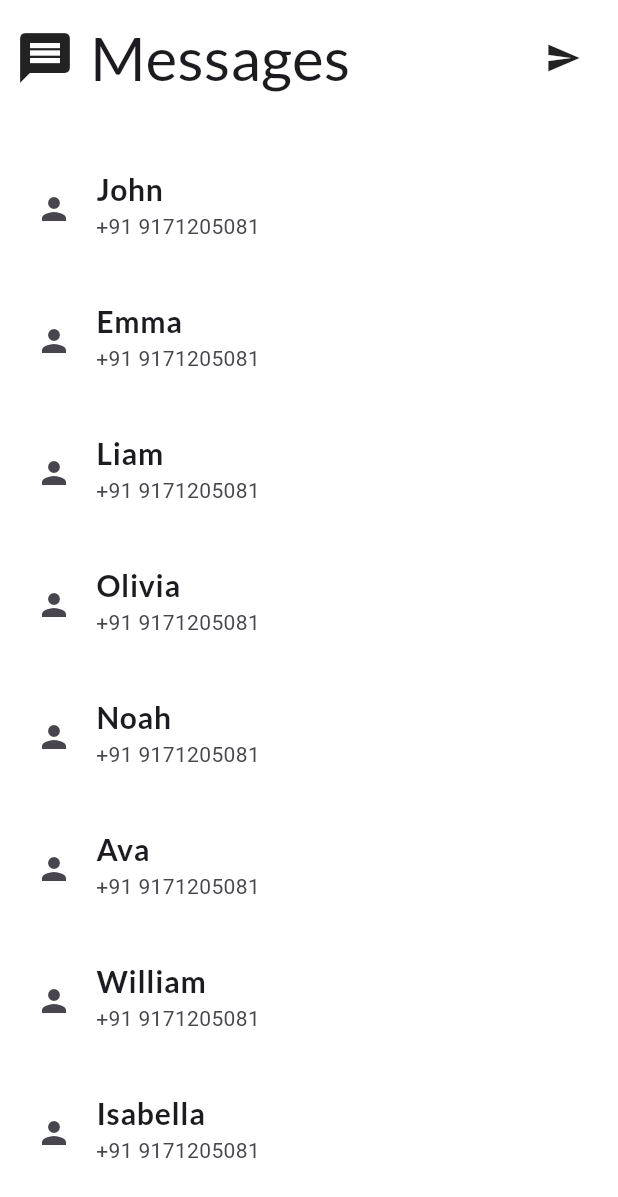
After one commit to shobhitmh/flutter_advance_widgets, a Flutter app: the screen it shows after launch, after a tap on "Slidable Widgets", on a phone screen of 412 x 824 dp. The commit adds this screen. Shown: the top 1197 px of the screen. Run offline on Flutter 3.47's test engine with Material 3 defaults, Android fonts, the phone set to English and light mode, and no system bars; drawn by our look-alikes of flutter_slidable; our stand-ins replace avatar_glow, google_fonts, liquid_pull_to_refresh, percent_indicator, smooth_page_indicator; missing offline and left inert: flutter_carousel_slider.

Commit message:
New Widget addet

```diff
--- a/lib/main.dart
+++ b/lib/main.dart
@@ -5,6 +5,7 @@ import 'package:flutter_fancy_widgets_ui/widgets/homepage.dart';
 import 'package:flutter_fancy_widgets_ui/widgets/liquidpullrefresh.dart';
 import 'package:flutter_fancy_widgets_ui/widgets/pageindicator.dart';
 import 'package:flutter_fancy_widgets_ui/widgets/percenyindicator.dart';
+import 'package:flutter_fancy_widgets_ui/widgets/slidable_widget.dart';
 
 void main() {
   runApp(const Myapp());
@@ -22,6 +23,7 @@ class Myapp extends StatelessWidget {
         '/percentindi': (context) => perdentindi(),
         '/cubeswipe': (context) => cubeswipe(),
         '/pageindi': (context) => pageindi(),
+        '/Myslidedwid': (context) => Myslidedwid(),
       },
       debugShowCheckedModeBanner: false,
       title: 'fancy flutter widgets UI Learning',
--- /dev/null
+++ b/lib/utilites/Mylisttikle.dart
@@ -0,0 +1,21 @@
+import 'package:flutter/material.dart';
+import 'package:flutter_fancy_widgets_ui/utilites/data.dart';
+
+class Mylisttile extends StatelessWidget {
+  const Mylisttile({super.key});
+
+  @override
+  Widget build(BuildContext context) {
+    return ListView.builder(
+      itemCount: names.length,
+      itemBuilder: (context, index) {
+        return ListTile(
+          title: Text(
+            names[index],
+          ),
+          tileColor: Colors.blue,
+        );
+      },
+    );
+  }
+}
--- /dev/null
+++ b/lib/utilites/data.dart
@@ -0,0 +1,22 @@
+List<String> names = [
+  'John',
+  'Emma',
+  'Liam',
+  'Olivia',
+  'Noah',
+  'Ava',
+  'William',
+  'Isabella',
+  'James',
+  'Sophia',
+  'Benjamin',
+  'Mia',
+  'Lucas',
+  'Charlotte',
+  'Alexander',
+  'Amelia',
+  'Henry',
+  'Harper',
+  'Ethan',
+  'Evelyn'
+];
--- a/lib/widgets/homepage.dart
+++ b/lib/widgets/homepage.dart
@@ -109,6 +109,26 @@ class homepahe extends StatelessWidget {
                               MaterialStateProperty.all(Colors.amber),
                         )),
                   ],
+                ),
+                SizedBox(
+                  height: 20,
+                ),
+                Row(
+                  mainAxisAlignment: MainAxisAlignment.center,
+                  children: [
+                    TextButton(
+                        onPressed: () {
+                          Navigator.pushNamed(context, '/Myslidedwid');
+                        },
+                        child: Text(
+                          'Slidable Widgets',
+                          style: TextStyle(color: Colors.black),
+                        ),
+                        style: ButtonStyle(
+                          backgroundColor:
+                              MaterialStateProperty.all(Colors.amber),
+                        )),
+                  ],
                 )
               ],
             ),
--- /dev/null
+++ b/lib/widgets/slidable_widget.dart
@@ -0,0 +1,105 @@
+import 'package:flutter/cupertino.dart';
+import 'package:flutter/material.dart';
+import 'package:flutter/widgets.dart';
+import 'package:flutter_fancy_widgets_ui/utilites/Mylisttikle.dart';
+import 'package:flutter_fancy_widgets_ui/utilites/data.dart';
+import 'package:flutter_slidable/flutter_slidable.dart';
+import 'package:google_fonts/google_fonts.dart';
+
+class Myslidedwid extends StatefulWidget {
+  const Myslidedwid({super.key});
+
+  @override
+  State<Myslidedwid> createState() => _MyslidedwidState();
+}
+
+class _MyslidedwidState extends State<Myslidedwid> {
+  @override
+  Widget build(BuildContext context) {
+    return Scaffold(
+      backgroundColor: Colors.white,
+      body: SafeArea(
+        child: Column(
+          children: [
+            Padding(
+              padding: const EdgeInsets.only(top: 10.0, left: 10),
+              child: Row(
+                mainAxisAlignment: MainAxisAlignment.start,
+                children: [
+                  Icon(
+                    Icons.message,
+                    size: 40,
+                  ),
+                  SizedBox(
+                    width: 10,
+                  ),
+                  Text(
+                    "Messages",
+                    style: GoogleFonts.lato(textStyle: TextStyle(fontSize: 40)),
+                  ),
+                  SizedBox(
+                    width: 130,
+                  ),
+                  Icon(Icons.send),
+                ],
+              ),
+            ),
+            SizedBox(
+              height: 20,
+            ),
+            Expanded(
+              child: Padding(
+                padding: const EdgeInsets.all(8.0),
+                child: ListView.builder(
+                  itemCount: names.length,
+                  itemBuilder: (context, index) {
+                    return Slidable(
+                      startActionPane: ActionPane(
+                        motion: StretchMotion(),
+                        children: [
+                          SlidableAction(
+                            onPressed: (context) {},
+                            backgroundColor: Colors.green,
+                            icon: Icons.call,
+                          ),
+                          SlidableAction(
+                            onPressed: (context) {},
+                            backgroundColor: Colors.blue,
+                            icon: Icons.message_rounded,
+                          )
+                        ],
+                      ),
+                      endActionPane: ActionPane(
+                        motion: StretchMotion(),
+                        children: [
+                          SlidableAction(
+                              onPressed: (context) {},
+                              backgroundColor: Colors.red,
+                              icon: Icons.delete)
+                        ],
+                      ),
+                      child: Padding(
+                        padding: const EdgeInsets.symmetric(vertical: 8.0),
+                        child: ListTile(
+                          leading: Icon(Icons.person),
+                          title: Text(
+                            names[index],
+                            style: GoogleFonts.lato(
+                              textStyle: TextStyle(
+                                  fontSize: 20, fontWeight: FontWeight.bold),
+                            ),
+                          ),
+                          subtitle: Text('+91 9171205081'),
+                        ),
+                      ),
+                    );
+                  },
+                ),
+              ),
+            )
+          ],
+        ),
+      ),
+    );
+  }
+}
--- a/pubspec.yaml
+++ b/pubspec.yaml
@@ -40,6 +40,8 @@ dependencies:
   percent_indicator: ^4.2.3
   flutter_carousel_slider: ^1.1.0
   smooth_page_indicator: ^1.1.0
+  flutter_slidable: ^3.1.0
+  google_fonts: ^6.2.1
 
 dev_dependencies:
   flutter_test:
```
Also changed, not shown: pubspec.lock, 1 other file.
